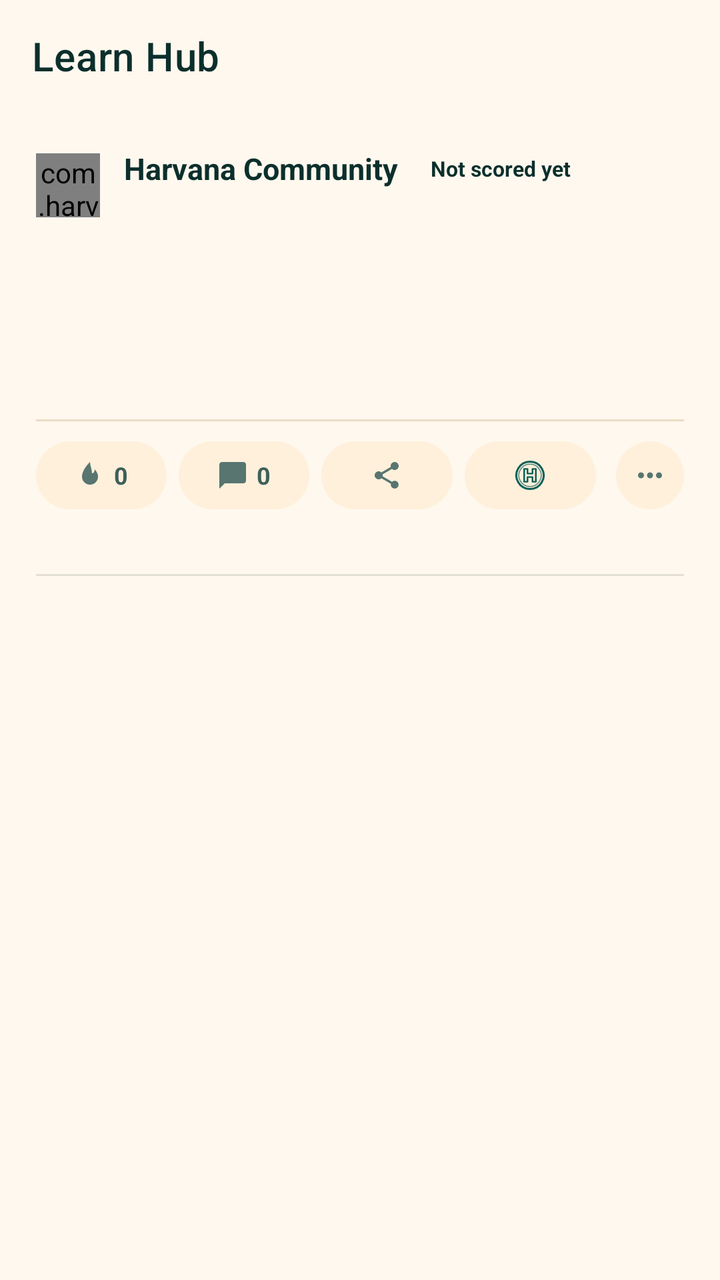
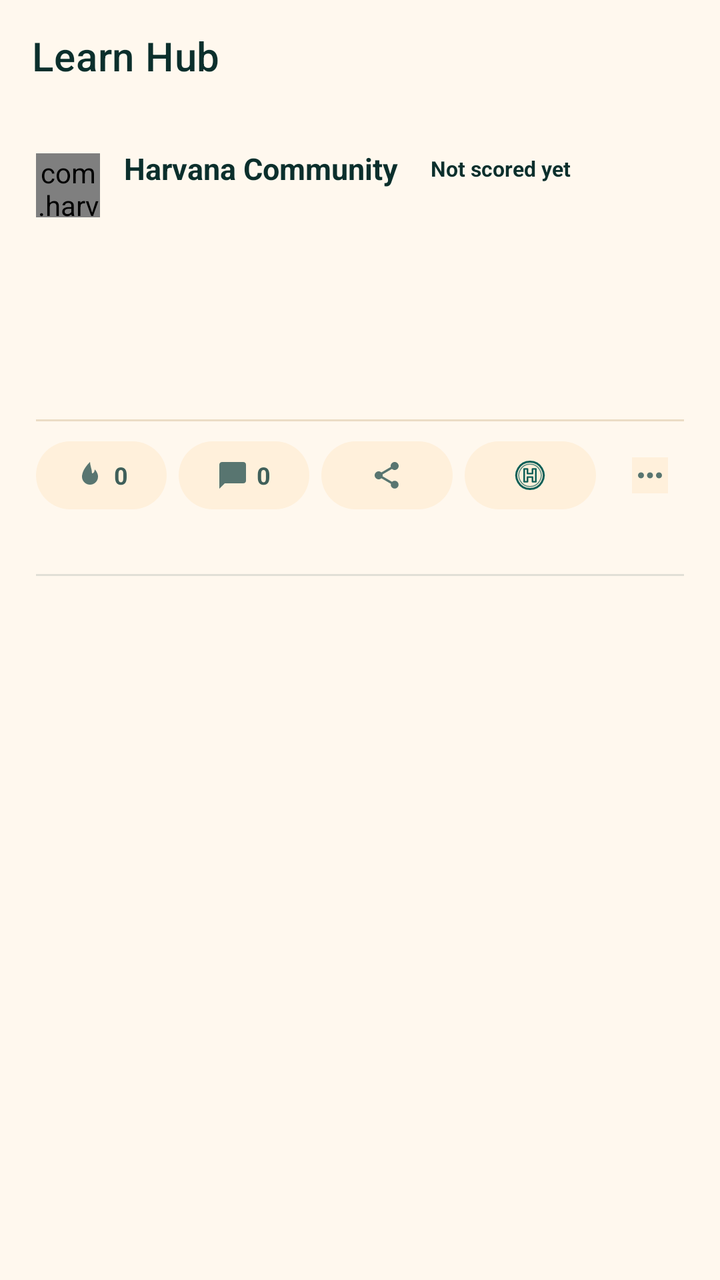

Screens rendered from an Android XML layout before and after an edit, with the pre-edit source and the edit as a unified diff.
<!-- AndroidManifest.xml: application theme AppTheme -->
<!-- res/layout/activity_learn_read.xml -->
<?xml version="1.0" encoding="utf-8"?>
<androidx.coordinatorlayout.widget.CoordinatorLayout xmlns:android="http://schemas.android.com/apk/res/android" xmlns:app="http://schemas.android.com/apk/res-auto"
    android:layout_width="match_parent"
    android:layout_height="match_parent"
    android:background="@color/colorBackground">
    <com.google.android.material.appbar.AppBarLayout
        android:layout_width="match_parent"
        android:layout_height="wrap_content"
        android:theme="@style/AppTheme.AppBarOverlay"
        app:elevation="0dp"
		android:stateListAnimator="@null">
        <com.google.android.material.appbar.MaterialToolbar
            android:id="@+id/_toolbar"
            android:layout_width="match_parent"
            android:layout_height="?attr/actionBarSize"
            android:background="?attr/appBarColor"
            app:title="Learn Hub"
            app:popupTheme="@style/AppTheme.PopupOverlay" />
    </com.google.android.material.appbar.AppBarLayout>
    <androidx.core.widget.NestedScrollView
        android:id="@+id/scroll_read"
        android:layout_width="match_parent"
        android:layout_height="match_parent"
        app:layout_behavior="@string/appbar_scrolling_view_behavior">
        <LinearLayout
            android:layout_width="match_parent"
            android:layout_height="wrap_content"
            android:orientation="vertical"
            android:padding="18dp">

            <LinearLayout
                android:layout_width="match_parent"
                android:layout_height="wrap_content"
                android:gravity="center_vertical"
                android:orientation="horizontal">
                <com.harvana.app.ui.AvatarView
                    android:id="@+id/iv_avatar"
                    android:layout_width="32dp"
                    android:layout_height="32dp"
                    app:avatarSize="header" />
                <LinearLayout
                    android:layout_width="0dp"
                    android:layout_height="wrap_content"
                    android:layout_weight="1"
                    android:layout_marginStart="12dp"
                    android:orientation="vertical">
                    <LinearLayout
                        android:layout_width="match_parent"
                        android:layout_height="wrap_content"
                        android:gravity="center_vertical"
                        android:orientation="horizontal">
                        <TextView
                            android:id="@+id/tv_name"
                            android:layout_width="wrap_content"
                            android:layout_height="wrap_content"
                            android:layout_weight="0"
                            android:maxLines="1"
                            android:ellipsize="end"
                            android:maxWidth="150dp"
                            android:text="Harvana Community"
                            android:textColor="@color/colorTextPrimary"
                            android:textSize="15sp"
                            android:textStyle="bold" />
                        <TextView
                            android:id="@+id/tv_trust"
                            android:layout_width="wrap_content"
                            android:layout_height="wrap_content"
                            android:layout_marginStart="8dp"
                            android:paddingStart="8dp"
                            android:paddingEnd="8dp"
                            android:paddingTop="2dp"
                            android:paddingBottom="2dp"
                            android:text="Not scored yet"
                            android:textSize="10.5sp"
                            android:textStyle="bold" />
                    </LinearLayout>
                    <TextView
                        android:id="@+id/tv_meta"
                        android:layout_width="match_parent"
                        android:layout_height="wrap_content"
                        android:layout_marginTop="1dp"
                        android:textColor="@color/colorTextTertiary"
                        android:textSize="12sp" />
                </LinearLayout>
            </LinearLayout>

            <TextView
                android:id="@+id/tv_category"
                android:layout_width="wrap_content"
                android:layout_height="wrap_content"
                android:layout_marginTop="14dp"
                android:textColor="@color/colorAccent"
                android:textSize="11.5sp"
                android:textStyle="bold" />

            <TextView
                android:id="@+id/tv_title"
                android:layout_width="match_parent"
                android:layout_height="wrap_content"
                android:layout_marginTop="4dp"
                android:textColor="@color/colorTextPrimary"
                android:textSize="17sp"
                android:textStyle="bold"
                android:lineSpacingMultiplier="1.1" />

            <TextView
                android:id="@+id/tv_body"
                android:layout_width="match_parent"
                android:layout_height="wrap_content"
                android:layout_marginTop="8dp"
                android:textColor="@color/colorTextSecondary"
                android:textSize="14.5sp"
                android:lineSpacingMultiplier="1.2"
                android:textIsSelectable="false" />

            <ImageView
                android:id="@+id/iv_cover"
                android:layout_width="match_parent"
                android:layout_height="190dp"
                android:layout_marginTop="12dp"
                android:background="@color/colorSurfaceAlt"
                android:scaleType="centerCrop"
                android:visibility="gone" />

            <com.google.android.material.divider.MaterialDivider
                android:layout_width="match_parent"
                android:layout_height="1dp"
                android:layout_marginTop="14dp"
	app:dividerColor="@color/colorCardStroke"/>

            
            <LinearLayout
                android:layout_width="match_parent"
                android:layout_height="wrap_content"
                android:layout_marginTop="10dp"
                android:gravity="center_vertical"
                android:orientation="horizontal">
                <LinearLayout
                    android:id="@+id/ll_fire"
                    android:layout_width="0dp"
                    android:layout_height="34dp"
                    android:layout_weight="1"
                    android:layout_marginStart="0dp"
                    android:gravity="center"
                    android:paddingStart="6dp"
                    android:paddingEnd="6dp"
                    android:background="@drawable/bg_learn_action"
                    android:contentDescription="Fire"
                    android:orientation="horizontal">
                    <ImageView
                        android:id="@+id/iv_fire"
                        android:layout_width="16dp"
                        android:layout_height="16dp"
                        android:src="@drawable/ic_learn_fire"
                        app:tint="@color/colorTextTertiary" />
                    <TextView
                        android:id="@+id/tv_fire"
                        android:layout_width="wrap_content"
                        android:layout_height="wrap_content"
                        android:layout_marginStart="4dp"
                        android:text="0"
                        android:maxLines="1"
                        android:textColor="@color/colorTextSecondary"
                        android:textSize="12sp"
                        android:textStyle="bold" />
                </LinearLayout>
                <LinearLayout
                    android:id="@+id/ll_comment"
                    android:layout_width="0dp"
                    android:layout_height="34dp"
                    android:layout_weight="1"
                    android:layout_marginStart="6dp"
                    android:gravity="center"
                    android:paddingStart="6dp"
                    android:paddingEnd="6dp"
                    android:background="@drawable/bg_learn_action"
                    android:contentDescription="Comments"
                    android:orientation="horizontal">
                    <ImageView
                        android:layout_width="16dp"
                        android:layout_height="16dp"
                        android:src="@drawable/ic_learn_comment"
                        app:tint="@color/colorTextTertiary" />
                    <TextView
                        android:id="@+id/tv_comment"
                        android:layout_width="wrap_content"
                        android:layout_height="wrap_content"
                        android:layout_marginStart="4dp"
                        android:text="0"
                        android:maxLines="1"
                        android:textColor="@color/colorTextSecondary"
                        android:textSize="12sp"
                        android:textStyle="bold" />
                </LinearLayout>
                <LinearLayout
                    android:id="@+id/ll_share"
                    android:layout_width="0dp"
                    android:layout_height="34dp"
                    android:layout_weight="1"
                    android:layout_marginStart="6dp"
                    android:gravity="center"
                    android:paddingStart="6dp"
                    android:paddingEnd="6dp"
                    android:background="@drawable/bg_learn_action"
                    android:contentDescription="Share"
                    android:orientation="horizontal">
                    <ImageView
                        android:layout_width="16dp"
                        android:layout_height="16dp"
                        android:src="@drawable/ic_learn_share"
                        app:tint="@color/colorTextTertiary" />
                </LinearLayout>
                <LinearLayout
                    android:id="@+id/ll_gift"
                    android:layout_width="0dp"
                    android:layout_height="34dp"
                    android:layout_weight="1"
                    android:layout_marginStart="6dp"
                    android:gravity="center"
                    android:paddingStart="6dp"
                    android:paddingEnd="6dp"
                    android:background="@drawable/bg_learn_action"
                    android:contentDescription="Gift"
                    android:orientation="horizontal">
                    <ImageView
                        android:layout_width="16dp"
                        android:layout_height="16dp"
                        android:src="@drawable/ic_learn_gift"
                        app:tint="@color/colorAccent" />
                </LinearLayout>
                <ImageView
                    android:id="@+id/iv_more"
                    android:layout_width="34dp"
                    android:layout_height="34dp"
                    android:layout_marginStart="10dp"
                    android:padding="8dp"
                    android:background="@drawable/bg_learn_action"
                    android:contentDescription="More"
                    android:src="@drawable/ic_learn_more"
                    app:tint="@color/colorTextTertiary" />
            </LinearLayout>

            <TextView
                android:id="@+id/tv_views_line"
                android:layout_width="match_parent"
                android:layout_height="wrap_content"
                android:layout_marginTop="10dp"
                android:textColor="@color/colorTextTertiary"
                android:textSize="12sp" />

            <com.google.android.material.divider.MaterialDivider
                android:id="@+id/view_end"
                android:layout_width="match_parent"
                android:layout_height="1dp"
                android:layout_marginTop="6dp" />
            <TextView
                android:id="@+id/tv_read_status"
                android:layout_width="match_parent"
                android:layout_height="wrap_content"
                android:layout_marginTop="10dp"
                android:layout_marginBottom="24dp"
                android:gravity="center_vertical"
                android:textColor="@color/colorTextTertiary"
                android:textSize="12.5sp" />
        </LinearLayout>
    </androidx.core.widget.NestedScrollView>
</androidx.coordinatorlayout.widget.CoordinatorLayout>
<!-- resources referenced by this layout -->
<resources>
  <color name="colorAccent">#0B5F57</color>
  <color name="colorBackground">#FFF8EE</color>
  <color name="colorCardStroke">#EBDCC5</color>
  <color name="colorSurfaceAlt">#FFF0DB</color>
  <color name="colorTextPrimary">#0B2F2C</color>
  <color name="colorTextSecondary">#3F5F5A</color>
  <color name="colorTextTertiary">#587570</color>
  <!-- drawable bg_learn_action (drawable) -->
  <?xml version="1.0" encoding="utf-8"?>
  <shape xmlns:android="http://schemas.android.com/apk/res/android" android:shape="rectangle">
      <solid android:color="@color/colorSurfaceAlt"/>
      <corners android:radius="22dp"/>
  </shape>
  <style name="AppTheme.AppBarOverlay" parent="ThemeOverlay.MaterialComponents.Light">
          
          <item name="android:textColorPrimary">?attr/onAppBarColor</item>
          <item name="android:textColorSecondary">?attr/onAppBarColor</item>
          <item name="colorControlNormal">?attr/onAppBarColor</item>
          <item name="colorOnSurface">?attr/onAppBarColor</item>
      </style>
  <style name="AppTheme.PopupOverlay" parent="ThemeOverlay.MaterialComponents.Light">
          <item name="popupMenuStyle">@style/HarvanaPopupMenu</item>
          <item name="actionOverflowMenuStyle">@style/HarvanaPopupMenu</item>
      </style>
  <style name="HarvanaPopupMenu" parent="Widget.MaterialComponents.PopupMenu">
          <item name="android:popupBackground">@drawable/bg_popup_menu</item>
          <item name="android:popupElevation">10dp</item>
      </style>
  <style name="HarvanaSpinner" parent="Widget.AppCompat.Spinner">
          <item name="android:popupBackground">@color/colorSurface</item>
          <item name="android:dropDownSelector">@color/colorAccentRipple</item>
      </style>
  <style name="HarvanaButton.Text" parent="Widget.MaterialComponents.Button.TextButton">
          <item name="cornerRadius">12dp</item>
          <item name="android:textAllCaps">false</item>
          <item name="android:textStyle">bold</item>
          <item name="android:textColor">@color/colorAccentStrong</item>
          <item name="rippleColor">@color/colorAccentRipple</item>
      </style>
  <style name="HarvanaTextView" parent="android:Widget.TextView">
          <item name="android:textColor">@color/colorTextPrimary</item>
      </style>
  <color name="colorTextOnAccent">#FFFFFF</color>
  <color name="colorAccentDark">#084A44</color>
  <color name="colorError">#C8443F</color>
  <color name="colorTextPrimaryWhite">#FFFFFF</color>
  <color name="colorControlNormal">#587570</color>
  <color name="colorAccentRipple">#1A0B5F57</color>
  <color name="colorAccentStroke">#330B5F57</color>
  <color name="colorAccentStrong">#053D3A</color>
  <color name="colorSurface">#FFFFFF</color>
  <!-- drawable bg_popup_menu (drawable) -->
  <?xml version="1.0" encoding="utf-8"?>
  <shape xmlns:android="http://schemas.android.com/apk/res/android" android:shape="rectangle">
      <solid android:color="@color/colorPopupSurface" />
      <stroke android:width="1dp" android:color="@color/colorCardStroke" />
      <corners android:radius="14dp" />
  </shape>
  <style name="HarvanaDialogButton" parent="Widget.MaterialComponents.Button.TextButton.Dialog">
          <item name="android:textColor">@color/colorAccent</item>
          <item name="android:minHeight">48dp</item>
      </style>
  <style name="HarvanaBottomSheetStyle" parent="Widget.MaterialComponents.BottomSheet.Modal">
          <item name="backgroundTint">?attr/colorSurface</item>
          <item name="shapeAppearanceOverlay">@style/HarvanaBottomSheetShape</item>
      </style>
  <color name="colorPopupSurface">@color/colorSurface</color>
  <style name="HarvanaBottomSheetShape" parent="">
          <item name="cornerFamily">rounded</item>
          <item name="cornerSizeTopLeft">20dp</item>
          <item name="cornerSizeTopRight">20dp</item>
          <item name="cornerSizeBottomLeft">0dp</item>
          <item name="cornerSizeBottomRight">0dp</item>
      </style>
  <!-- unchanged entries left out for length: 13 -->
</resources>

<!-- the commit's change to res/layout/activity_learn_read.xml (unified diff, before → after) -->
@@ -113,7 +113,7 @@
                 android:lineSpacingMultiplier="1.2"
                 android:textIsSelectable="false" />
 
-            <ImageView
+            <com.google.android.material.imageview.ShapeableImageView
                 android:id="@+id/iv_cover"
                 android:layout_width="match_parent"
                 android:layout_height="190dp"
@@ -147,7 +147,7 @@
                     android:background="@drawable/bg_learn_action"
                     android:contentDescription="Fire"
                     android:orientation="horizontal">
-                    <ImageView
+                    <com.google.android.material.imageview.ShapeableImageView
                         android:id="@+id/iv_fire"
                         android:layout_width="16dp"
                         android:layout_height="16dp"
@@ -176,7 +176,7 @@
                     android:background="@drawable/bg_learn_action"
                     android:contentDescription="Comments"
                     android:orientation="horizontal">
-                    <ImageView
+                    <com.google.android.material.imageview.ShapeableImageView
                         android:layout_width="16dp"
                         android:layout_height="16dp"
                         android:src="@drawable/ic_learn_comment"
@@ -204,7 +204,7 @@
                     android:background="@drawable/bg_learn_action"
                     android:contentDescription="Share"
                     android:orientation="horizontal">
-                    <ImageView
+                    <com.google.android.material.imageview.ShapeableImageView
                         android:layout_width="16dp"
                         android:layout_height="16dp"
                         android:src="@drawable/ic_learn_share"
@@ -222,13 +222,13 @@
                     android:background="@drawable/bg_learn_action"
                     android:contentDescription="Gift"
                     android:orientation="horizontal">
-                    <ImageView
+                    <com.google.android.material.imageview.ShapeableImageView
                         android:layout_width="16dp"
                         android:layout_height="16dp"
                         android:src="@drawable/ic_learn_gift"
                         app:tint="@color/colorAccent" />
                 </LinearLayout>
-                <ImageView
+                <com.google.android.material.imageview.ShapeableImageView
                     android:id="@+id/iv_more"
                     android:layout_width="34dp"
                     android:layout_height="34dp"
